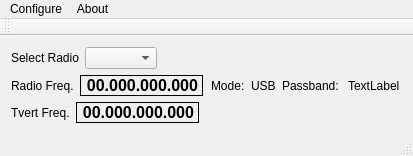
zsteva/backup-minos2, file mqt/MqtRigControl/rigcontrolmainwindow.ui: the form before one commit.
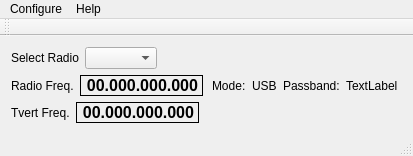
The form after the commit.

Patch:
```diff
--- a/mqt/MqtRigControl/rigcontrolmainwindow.ui
+++ b/mqt/MqtRigControl/rigcontrolmainwindow.ui
@@ -107,19 +107,6 @@
           </property>
          </widget>
         </item>
-        <item>
-         <spacer name="horizontalSpacer_3">
-          <property name="orientation">
-           <enum>Qt::Horizontal</enum>
-          </property>
-          <property name="sizeHint" stdset="0">
-           <size>
-            <width>40</width>
-            <height>20</height>
-           </size>
-          </property>
-         </spacer>
-        </item>
         <item>
          <widget class="QLabel" name="passBandlbl">
           <property name="text">
@@ -208,7 +195,7 @@
    </widget>
    <widget class="QMenu" name="menuAbout">
     <property name="title">
-     <string>About</string>
+     <string>Help</string>
     </property>
    </widget>
    <addaction name="menuConfigure"/>
```
Left out of the diff: 11 changed lines with no effect on the pictures.
